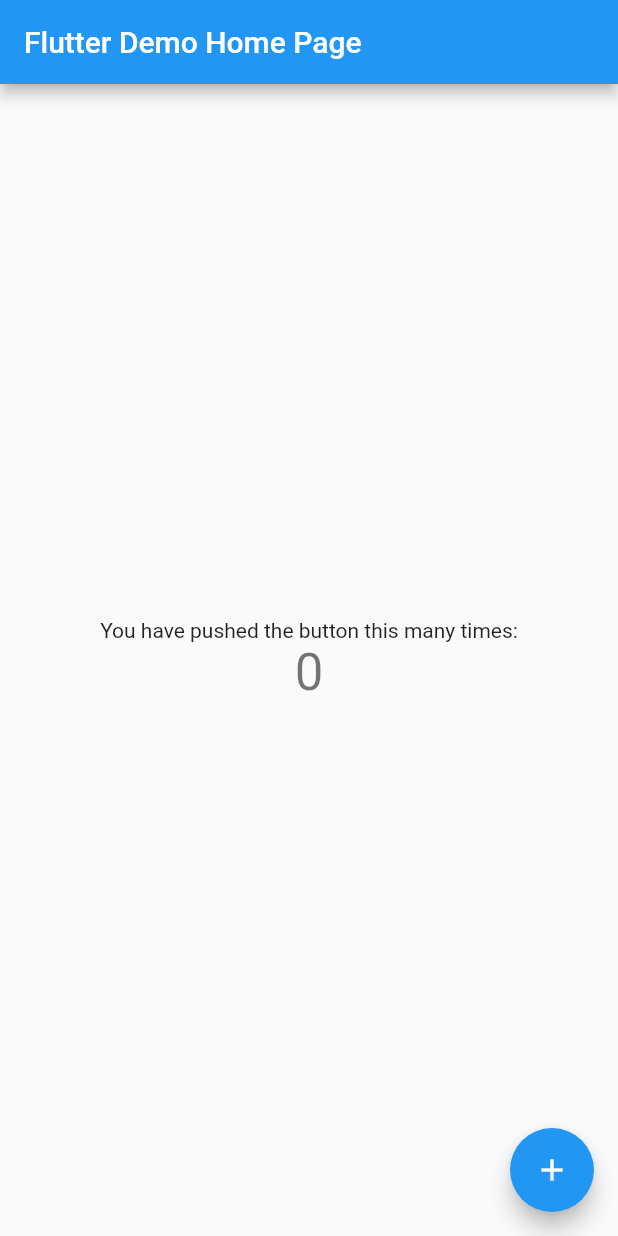
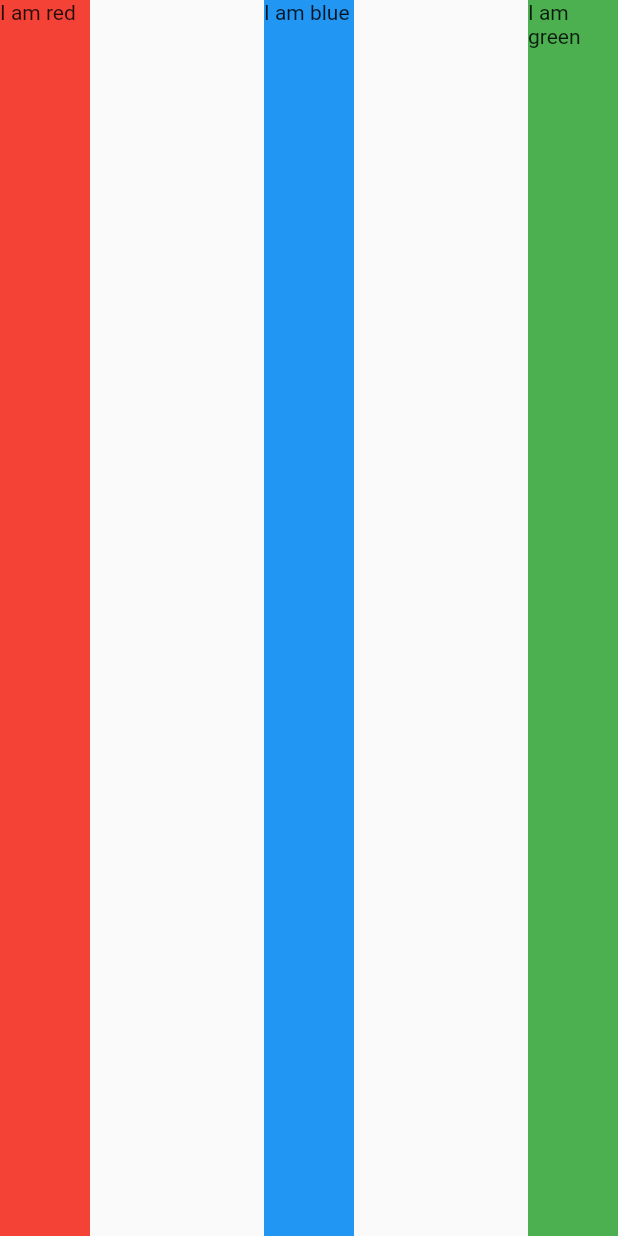
Before and after one commit to dhruvagrawal1055/practiceApp, a Flutter app: the screen it shows after launch, on a phone screen of 412 x 824 dp. Run offline on Flutter 3.47's test engine with Material 2 defaults, Android fonts, the phone set to English and light mode, and no system bars.

Commit message:
work done

```diff
--- a/practice_app/lib/main.dart
+++ b/practice_app/lib/main.dart
@@ -1,115 +1,32 @@
 import 'package:flutter/material.dart';
 
 void main() {
-  runApp(const MyApp());
+  runApp(MaterialApp(
+    debugShowCheckedModeBanner: false,
+      home: Scaffold(
+    body: SafeArea(
+      child: Container(
+        child:
+            Row(mainAxisAlignment: MainAxisAlignment.spaceBetween,
+              crossAxisAlignment: CrossAxisAlignment.stretch,
+              children: [
+          Container(
+            width: 60,
+            color: Colors.red,
+            child: Text("I am red"),
+          ),
+          Container(
+            width: 60,
+            color: Colors.blue,
+            child: Text("I am blue"),
+          ),
+          Container(
+            width: 60,
+            color: Colors.green,
+            child: Text("I am green"),
+          )
+        ]),
+      ),
+    ),
+  )));
 }
-
-class MyApp extends StatelessWidget {
-  const MyApp({super.key});
-
-  // This widget is the root of your application.
-  @override
-  Widget build(BuildContext context) {
-    return MaterialApp(
-      title: 'Flutter Demo',
-      theme: ThemeData(
-        // This is the theme of your application.
-        //
-        // Try running your application with "flutter run". You'll see the
-        // application has a blue toolbar. Then, without quitting the app, try
-        // changing the primarySwatch below to Colors.green and then invoke
-        // "hot reload" (press "r" in the console where you ran "flutter run",
-        // or simply save your changes to "hot reload" in a Flutter IDE).
-        // Notice that the counter didn't reset back to zero; the application
-        // is not restarted.
-        primarySwatch: Colors.blue,
-      ),
-      home: const MyHomePage(title: 'Flutter Demo Home Page'),
-    );
-  }
-}
-
-class MyHomePage extends StatefulWidget {
-  const MyHomePage({super.key, required this.title});
-
-  // This widget is the home page of your application. It is stateful, meaning
-  // that it has a State object (defined below) that contains fields that affect
-  // how it looks.
-
-  // This class is the configuration for the state. It holds the values (in this
-  // case the title) provided by the parent (in this case the App widget) and
-  // used by the build method of the State. Fields in a Widget subclass are
-  // always marked "final".
-
-  final String title;
-
-  @override
-  State<MyHomePage> createState() => _MyHomePageState();
-}
-
-class _MyHomePageState extends State<MyHomePage> {
-  int _counter = 0;
-
-  void _incrementCounter() {
-    setState(() {
-      // This call to setState tells the Flutter framework that something has
-      // changed in this State, which causes it to rerun the build method below
-      // so that the display can reflect the updated values. If we changed
-      // _counter without calling setState(), then the build method would not be
-      // called again, and so nothing would appear to happen.
-      _counter++;
-    });
-  }
-
-  @override
-  Widget build(BuildContext context) {
-    // This method is rerun every time setState is called, for instance as done
-    // by the _incrementCounter method above.
-    //
-    // The Flutter framework has been optimized to make rerunning build methods
-    // fast, so that you can just rebuild anything that needs updating rather
-    // than having to individually change instances of widgets.
-    return Scaffold(
-      appBar: AppBar(
-        // Here we take the value from the MyHomePage object that was created by
-        // the App.build method, and use it to set our appbar title.
-        title: Text(widget.title),
-      ),
-      body: Center(
-        // Center is a layout widget. It takes a single child and positions it
-        // in the middle of the parent.
-        child: Column(
-          // Column is also a layout widget. It takes a list of children and
-          // arranges them vertically. By default, it sizes itself to fit its
-          // children horizontally, and tries to be as tall as its parent.
-          //
-          // Invoke "debug painting" (press "p" in the console, choose the
-          // "Toggle Debug Paint" action from the Flutter Inspector in Android
-          // Studio, or the "Toggle Debug Paint" command in Visual Studio Code)
-          // to see the wireframe for each widget.
-          //
-          // Column has various properties to control how it sizes itself and
-          // how it positions its children. Here we use mainAxisAlignment to
-          // center the children vertically; the main axis here is the vertical
-          // axis because Columns are vertical (the cross axis would be
-          // horizontal).
-          mainAxisAlignment: MainAxisAlignment.center,
-          children: <Widget>[
-            const Text(
-              'You have pushed the button this many times:',
-            ),
-            Text(
-              '$_counter',
-              style: Theme.of(context).textTheme.headline4,
-            ),
-          ],
-        ),
-      ),
-      floatingActionButton: FloatingActionButton(
-        onPressed: _incrementCounter,
-        tooltip: 'Increment',
-        child: const Icon(Icons.add),
-      ), // This trailing comma makes auto-formatting nicer for build methods.
-    );
-  }
-}
```
